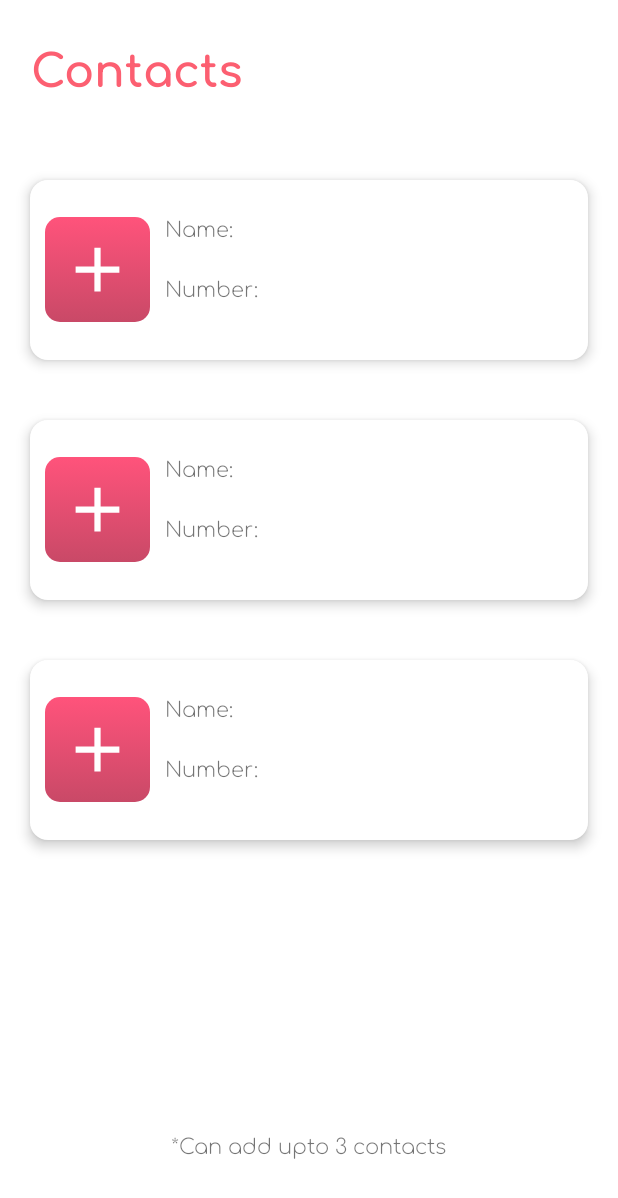
After one commit to fujisaki24/SheDefense, an Android app: the ContactsActivity screen opened directly, with no data from a screen before it, on a phone screen of 412 x 824 dp. The commit adds this screen. Shown: the top 1198 px of the screen. Run offline under Robolectric (Android 15) with nearby library versions, the phone set to English and light mode, and no system bars.

Commit message:
added contacts feature

```diff
--- a/app/src/main/AndroidManifest.xml
+++ b/app/src/main/AndroidManifest.xml
@@ -8,6 +8,7 @@
     -->
     <uses-permission android:name="android.permission.ACCESS_FINE_LOCATION" />
     <uses-permission android:name="android.permission.SYSTEM_ALERT_WINDOW" />
+    <uses-permission android:name="android.permission.READ_CONTACTS"/>
     <uses-permission android:name="android.permission.CALL_PHONE" />
     <uses-permission android:name="android.permission.VIBRATE" />
     <uses-permission android:name="android.permission.INTERNET" />
@@ -22,8 +23,11 @@
         android:roundIcon="@mipmap/ic_launcher_round"
         android:supportsRtl="true"
         android:theme="@style/Theme.SheDefense">
-        <activity android:name=".SettingsActivity"
+        <activity android:name=".ContactsActivity"
             android:theme="@style/Theme.SheDefense.Main"></activity>
+        <activity
+            android:name=".SettingsActivity"
+            android:theme="@style/Theme.SheDefense.Main" />
         <activity
             android:name=".AboutUsActivity"
             android:screenOrientation="portrait"
--- /dev/null
+++ b/app/src/main/res/drawable/addbtn_bg.xml
@@ -0,0 +1,9 @@
+<?xml version="1.0" encoding="utf-8"?>
+<selector xmlns:android="http://schemas.android.com/apk/res/android">
+    <item>
+        <shape android:shape="rectangle">
+            <gradient android:startColor="#FF537B" android:endColor="#C94967" android:angle="270" android:type="linear" android:gradientRadius="10dp"/>
+            <corners android:radius="10dp"/>
+        </shape>
+    </item>
+</selector>
--- /dev/null
+++ b/app/src/main/res/drawable/ic_baseline_add_24.xml
@@ -0,0 +1,10 @@
+<vector xmlns:android="http://schemas.android.com/apk/res/android"
+    android:width="50dp"
+    android:height="50dp"
+    android:viewportWidth="24"
+    android:viewportHeight="24"
+    android:tint="?attr/colorControlNormal">
+  <path
+      android:fillColor="@android:color/white"
+      android:pathData="M19,13h-6v6h-2v-6H5v-2h6V5h2v6h6v2z"/>
+</vector>
--- /dev/null
+++ b/app/src/main/res/layout/activity_contacts.xml
@@ -0,0 +1,151 @@
+<?xml version="1.0" encoding="utf-8"?>
+<RelativeLayout xmlns:android="http://schemas.android.com/apk/res/android"
+    xmlns:app="http://schemas.android.com/apk/res-auto"
+    xmlns:tools="http://schemas.android.com/tools"
+    android:layout_width="match_parent"
+    android:layout_height="match_parent"
+    tools:context=".ContactsActivity">
+
+    <TextView
+        android:layout_width="wrap_content"
+        android:layout_height="wrap_content"
+        android:text="Contacts"
+        android:layout_alignParentTop="true"
+        android:textAlignment="center"
+        android:textSize="30dp"
+        android:fontFamily="@font/comfortaa_bold"
+        android:layout_marginLeft="20dp"
+        android:layout_marginTop="20dp"
+        android:textColor="@color/pinkPrimary"/>
+
+    <RelativeLayout
+        android:layout_width="match_parent"
+        android:layout_height="120dp"
+        android:background="@drawable/profile_bg"
+        android:elevation="5dp"
+        android:layout_marginTop="120dp"
+        android:paddingLeft="10dp"
+        android:paddingRight="10dp"
+        android:layout_marginLeft="20dp"
+        android:layout_marginRight="20dp">
+
+        <ImageButton
+            android:id="@+id/addbtn1"
+            android:layout_width="70dp"
+            android:layout_height="70dp"
+            android:background="@drawable/addbtn_bg"
+            android:layout_centerVertical="true"
+            android:src="@drawable/ic_baseline_add_24"
+            android:tint="@color/white"/>
+
+        <TextView
+            android:id="@+id/name1"
+            android:layout_width="wrap_content"
+            android:layout_height="wrap_content"
+            android:text="Name:"
+            android:layout_marginLeft="80dp"
+            android:layout_marginTop="20dp"
+            android:fontFamily="@font/comfortaa_light"/>
+
+        <TextView
+            android:id="@+id/num1"
+            android:layout_width="wrap_content"
+            android:layout_height="wrap_content"
+            android:text="Number:"
+            android:layout_marginLeft="80dp"
+            android:layout_marginTop="60dp"
+            android:fontFamily="@font/comfortaa_light"/>
+
+    </RelativeLayout>
+
+    <RelativeLayout
+        android:layout_width="match_parent"
+        android:layout_height="120dp"
+        android:background="@drawable/profile_bg"
+        android:elevation="5dp"
+        android:layout_marginTop="280dp"
+        android:paddingLeft="10dp"
+        android:paddingRight="10dp"
+        android:layout_marginLeft="20dp"
+        android:layout_marginRight="20dp">
+
+        <ImageButton
+            android:id="@+id/addbtn2"
+            android:layout_width="70dp"
+            android:layout_height="70dp"
+            android:background="@drawable/addbtn_bg"
+            android:layout_centerVertical="true"
+            android:src="@drawable/ic_baseline_add_24"
+            android:tint="@color/white"/>
+
+        <TextView
+            android:id="@+id/name2"
+            android:layout_width="wrap_content"
+            android:layout_height="wrap_content"
+            android:text="Name:"
+            android:layout_marginLeft="80dp"
+            android:layout_marginTop="20dp"
+            android:fontFamily="@font/comfortaa_light"/>
+
+        <TextView
+            android:id="@+id/num2"
+            android:layout_width="wrap_content"
+            android:layout_height="wrap_content"
+            android:text="Number:"
+            android:layout_marginLeft="80dp"
+            android:layout_marginTop="60dp"
+            android:fontFamily="@font/comfortaa_light"/>
+
+    </RelativeLayout>
+
+    <RelativeLayout
+        android:layout_width="match_parent"
+        android:layout_height="120dp"
+        android:background="@drawable/profile_bg"
+        android:elevation="5dp"
+        android:layout_marginTop="440dp"
+        android:paddingLeft="10dp"
+        android:paddingRight="10dp"
+        android:layout_marginLeft="20dp"
+        android:layout_marginRight="20dp">
+
+        <ImageButton
+            android:id="@+id/addbtn3"
+            android:layout_width="70dp"
+            android:layout_height="70dp"
+            android:background="@drawable/addbtn_bg"
+            android:layout_centerVertical="true"
+            android:src="@drawable/ic_baseline_add_24"
+            android:tint="@color/white"/>
+
+        <TextView
+            android:id="@+id/name3"
+            android:layout_width="wrap_content"
+            android:layout_height="wrap_content"
+            android:text="Name:"
+            android:layout_marginLeft="80dp"
+            android:layout_marginTop="20dp"
+            android:fontFamily="@font/comfortaa_light"/>
+
+        <TextView
+            android:id="@+id/num3"
+            android:layout_width="wrap_content"
+            android:layout_height="wrap_content"
+            android:text="Number:"
+            android:layout_marginLeft="80dp"
+            android:layout_marginTop="60dp"
+            android:fontFamily="@font/comfortaa_light"/>
+
+    </RelativeLayout>
+
+    <TextView
+        android:layout_width="wrap_content"
+        android:layout_height="wrap_content"
+        android:layout_alignParentBottom="true"
+        android:text="*Can add upto 3 contacts"
+        android:fontFamily="@font/comfortaa_light"
+        android:layout_centerInParent="true"
+        android:layout_marginBottom="50dp"/>
+
+
+</RelativeLayout>
```
Also changed, not shown: app/src/main/java/com/example/shedefense/ContactsActivity.java (added, +306 -0 lines), app/src/main/java/com/example/shedefense/HomeActivity.java (+9 -1 lines), app/src/main/java/com/example/shedefense/MainActivity.java (+7 -0 lines).
